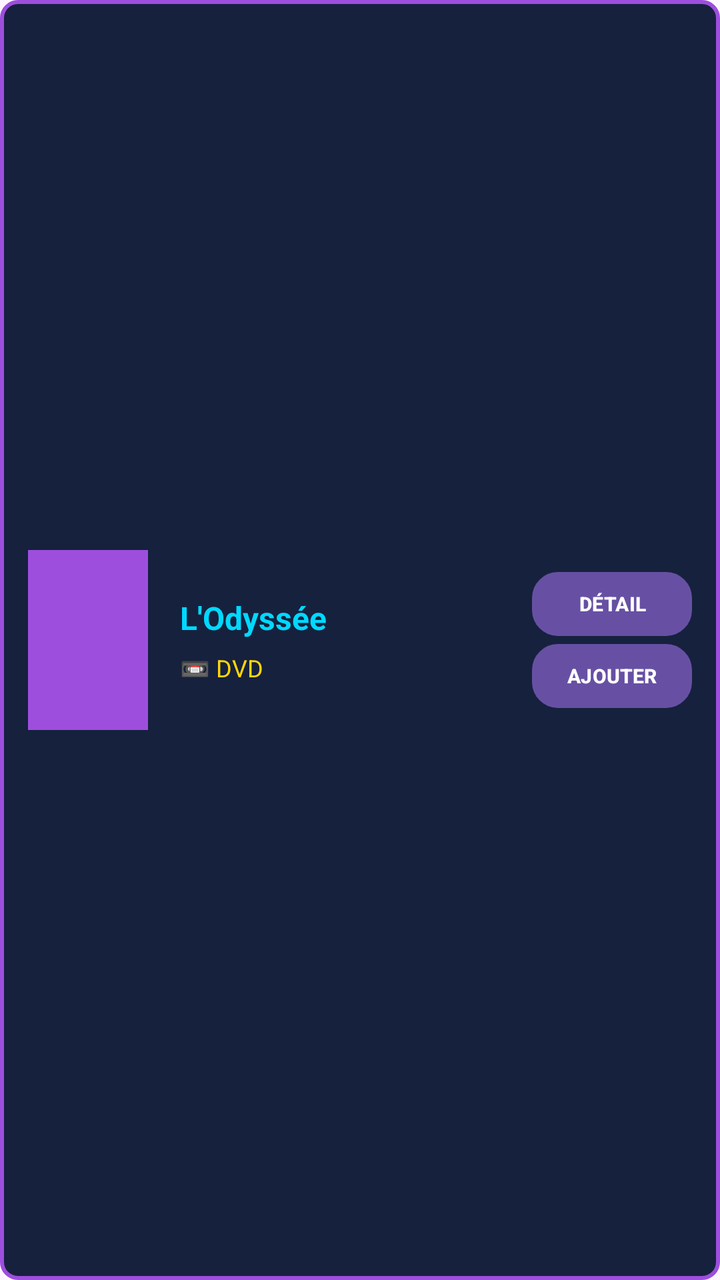
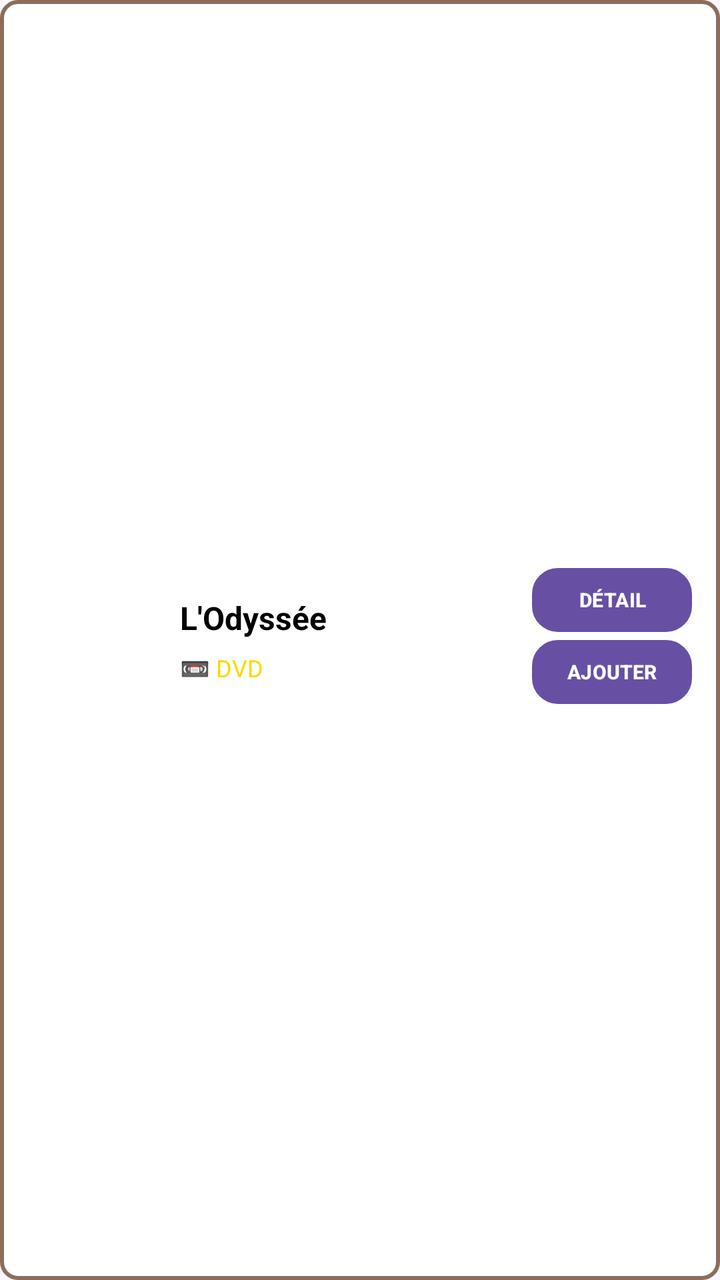

Two renders of the same Android screen: before a commit and after it. Below are the layout's source before the change and the commit's diff.
<!-- AndroidManifest.xml: application theme Theme.Applicationrftg -->
<!-- res/layout/ligne_liste_films.xml -->
<?xml version="1.0" encoding="utf-8"?>
<LinearLayout
    xmlns:android="http://schemas.android.com/apk/res/android"
    android:layout_width="match_parent"
    android:layout_height="wrap_content"
    android:orientation="horizontal"
    android:background="@drawable/retro_card_background"
    android:padding="14dp"
    android:gravity="center_vertical"
    android:descendantFocusability="blocksDescendants">

    
    <FrameLayout
        android:layout_width="wrap_content"
        android:layout_height="wrap_content"
        android:layout_marginEnd="16dp">

        <ImageView
            android:id="@+id/imageFilm"
            android:layout_width="60dp"
            android:layout_height="90dp"
            android:background="@color/retro_purple"
            android:scaleType="centerCrop"
            android:clickable="false"
            android:focusable="false"/>

        
        <View
            android:layout_width="60dp"
            android:layout_height="90dp"
            android:background="@android:color/transparent"
            android:outlineProvider="bounds"/>
    </FrameLayout>

    
    <LinearLayout
        android:layout_width="0dp"
        android:layout_height="wrap_content"
        android:layout_weight="1"
        android:orientation="vertical"
        android:clickable="false"
        android:focusable="false">

        <TextView
            android:id="@+id/textNomFilm"
            android:layout_width="match_parent"
            android:layout_height="wrap_content"
            android:text="L'Odyssée"
            android:textSize="16sp"
            android:textStyle="bold"
            android:textColor="@color/retro_cyan"
            android:layout_marginBottom="6dp"
            android:clickable="false"
            android:focusable="false"/>

        <TextView
            android:id="@+id/textTypeFilm"
            android:layout_width="wrap_content"
            android:layout_height="wrap_content"
            android:text="📼 DVD"
            android:textSize="12sp"
            android:textColor="@color/retro_yellow"
            android:clickable="false"
            android:focusable="false"/>

    </LinearLayout>

    
    <LinearLayout
        android:layout_width="wrap_content"
        android:layout_height="wrap_content"
        android:orientation="vertical"
        android:gravity="end">

        <Button
            android:id="@+id/btnDetail"
            android:layout_width="80dp"
            android:layout_height="32dp"
            android:text="DÉTAIL"
            android:textSize="10sp"
            android:textStyle="bold"
            android:textColor="@color/white"
            android:paddingLeft="4dp"
            android:paddingRight="4dp"
            android:paddingTop="2dp"
            android:paddingBottom="2dp"
            android:layout_marginBottom="4dp"
            android:background="@drawable/retro_button_gradient"/>

        <Button
            android:id="@+id/btnAjouter"
            android:layout_width="80dp"
            android:layout_height="32dp"
            android:text="AJOUTER"
            android:textSize="10sp"
            android:textStyle="bold"
            android:textColor="@color/white"
            android:paddingLeft="4dp"
            android:paddingRight="4dp"
            android:paddingTop="2dp"
            android:paddingBottom="2dp"
            android:background="@drawable/retro_button_gradient"/>

    </LinearLayout>

</LinearLayout>
<!-- resources referenced by this layout -->
<resources>
  <color name="retro_cyan">#00D9FF</color>
  <color name="retro_purple">#9D4EDD</color>
  <color name="retro_yellow">#FFD60A</color>
  <color name="white">#FFFFFFFF</color>
  <!-- drawable retro_button_gradient (drawable) -->
  <?xml version="1.0" encoding="utf-8"?>
  <shape xmlns:android="http://schemas.android.com/apk/res/android">
      <gradient
          android:startColor="@color/button_gradient_start"
          android:endColor="@color/button_gradient_end"
          android:angle="45"/>
      <corners android:radius="12dp"/>
      <stroke
          android:width="2dp"
          android:color="@color/retro_cyan"/>
  </shape>
  <!-- drawable retro_card_background (drawable) -->
  <?xml version="1.0" encoding="utf-8"?>
  <shape xmlns:android="http://schemas.android.com/apk/res/android">
      <solid android:color="@color/card_background"/>
      <corners android:radius="8dp"/>
      <stroke
          android:width="2dp"
          android:color="@color/retro_purple"/>
  </shape>
  <style name="Theme.Applicationrftg" parent="Base.Theme.Applicationrftg" />
  <color name="button_gradient_start">#9D4EDD</color>
  <color name="button_gradient_end">#FF006E</color>
  <color name="card_background">#16213E</color>
  <style name="Base.Theme.Applicationrftg" parent="Theme.Material3.DayNight.NoActionBar">
          
          
      </style>
</resources>

<!-- the commit's change to res/layout/ligne_liste_films.xml (unified diff, before → after) -->
@@ -19,7 +19,7 @@
             android:id="@+id/imageFilm"
             android:layout_width="60dp"
             android:layout_height="90dp"
-            android:background="@color/retro_purple"
+            android:background="@color/white"
             android:scaleType="centerCrop"
             android:clickable="false"
             android:focusable="false"/>
@@ -48,7 +48,7 @@
             android:text="L'Odyssée"
             android:textSize="16sp"
             android:textStyle="bold"
-            android:textColor="@color/retro_cyan"
+            android:textColor="@color/black"
             android:layout_marginBottom="6dp"
             android:clickable="false"
             android:focusable="false"/>
@@ -99,7 +99,23 @@
             android:paddingRight="4dp"
             android:paddingTop="2dp"
             android:paddingBottom="2dp"
+            android:layout_marginBottom="4dp"
             android:background="@drawable/retro_button_gradient"/>
+
+        <Button
+            android:id="@+id/btnReserver"
+            android:layout_width="80dp"
+            android:layout_height="32dp"
+            android:text="RÉSERVER"
+            android:textSize="10sp"
+            android:textStyle="bold"
+            android:textColor="@color/white"
+            android:paddingLeft="4dp"
+            android:paddingRight="4dp"
+            android:paddingTop="2dp"
+            android:paddingBottom="2dp"
+            android:background="@drawable/retro_button_gradient"
+            android:visibility="gone"/>
 
     </LinearLayout>
 
<!-- resource entries referenced after the edit -->
@@ -1,8 +1,7 @@
 <!-- resources referenced by this layout -->
 <resources>
-  <color name="retro_cyan">#00D9FF</color>
-  <color name="retro_purple">#9D4EDD</color>
-  <color name="retro_yellow">#FFD60A</color>
+  <color name="black">#FF000000</color>
+  <color name="retro_yellow">#FFD700</color>
   <color name="white">#FFFFFFFF</color>
   <!-- drawable retro_button_gradient (drawable) -->
   <?xml version="1.0" encoding="utf-8"?>
@@ -14,7 +13,7 @@
       <corners android:radius="12dp"/>
       <stroke
           android:width="2dp"
-          android:color="@color/retro_cyan"/>
+          android:color="@color/camping_forest"/>
   </shape>
   <!-- drawable retro_card_background (drawable) -->
   <?xml version="1.0" encoding="utf-8"?>
@@ -23,12 +22,14 @@
       <corners android:radius="8dp"/>
       <stroke
           android:width="2dp"
-          android:color="@color/retro_purple"/>
+          android:color="@color/camping_earth"/>
   </shape>
   <style name="Theme.Applicationrftg" parent="Base.Theme.Applicationrftg" />
-  <color name="button_gradient_start">#9D4EDD</color>
-  <color name="button_gradient_end">#FF006E</color>
-  <color name="card_background">#16213E</color>
+  <color name="button_gradient_start">#8B9D83</color>
+  <color name="button_gradient_end">#4A5D4B</color>
+  <color name="camping_forest">#4A5D4B</color>
+  <color name="card_background">#FFFFFF</color>
+  <color name="camping_earth">#8C6D5A</color>
   <style name="Base.Theme.Applicationrftg" parent="Theme.Material3.DayNight.NoActionBar">
           
           
